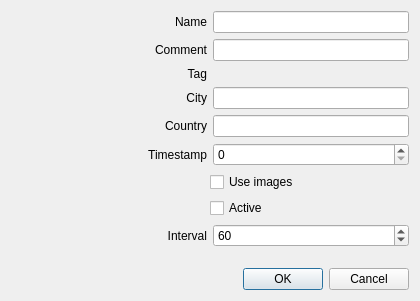
The window that sources/awesomewidgets/extweather.ui (arcan1s/awesome-widgets) describes before a commit, drawn with Qt 5.
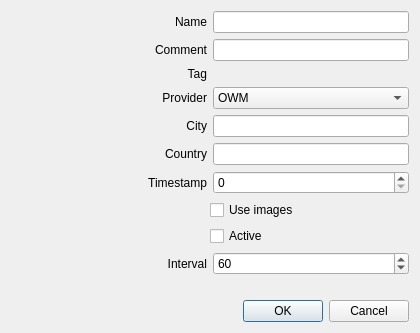
The same window after the commit.

Commit message:
Return to owm weather provider
Since yahoo support already exists, so I've added new option
X-AW-Provider (apiver 3). Added tests for these cases

```diff
--- a/sources/awesomewidgets/extweather.ui
+++ b/sources/awesomewidgets/extweather.ui
@@ -7,7 +7,7 @@
     <x>0</x>
     <y>0</y>
     <width>420</width>
-    <height>301</height>
+    <height>333</height>
    </rect>
   </property>
   <property name="windowTitle">
@@ -81,6 +81,46 @@
      </item>
     </layout>
    </item>
+   <item>
+    <layout class="QHBoxLayout" name="layout_provider">
+     <item>
+      <widget class="QLabel" name="label_provider">
+       <property name="sizePolicy">
+        <sizepolicy hsizetype="Expanding" vsizetype="Preferred">
+         <horstretch>0</horstretch>
+         <verstretch>0</verstretch>
+        </sizepolicy>
+       </property>
+       <property name="text">
+        <string>Provider</string>
+       </property>
+       <property name="alignment">
+        <set>Qt::AlignRight|Qt::AlignTrailing|Qt::AlignVCenter</set>
+       </property>
+      </widget>
+     </item>
+     <item>
+      <widget class="QComboBox" name="comboBox_provider">
+       <property name="sizePolicy">
+        <sizepolicy hsizetype="Expanding" vsizetype="Fixed">
+         <horstretch>0</horstretch>
+         <verstretch>0</verstretch>
+        </sizepolicy>
+       </property>
+       <item>
+        <property name="text">
+         <string notr="true">OWM</string>
+        </property>
+       </item>
+       <item>
+        <property name="text">
+         <string notr="true">Yahoo</string>
+        </property>
+       </item>
+      </widget>
+     </item>
+    </layout>
+   </item>
    <item>
     <layout class="QHBoxLayout" name="layout_city">
      <item>
```
The commit also changes 24 other files.
